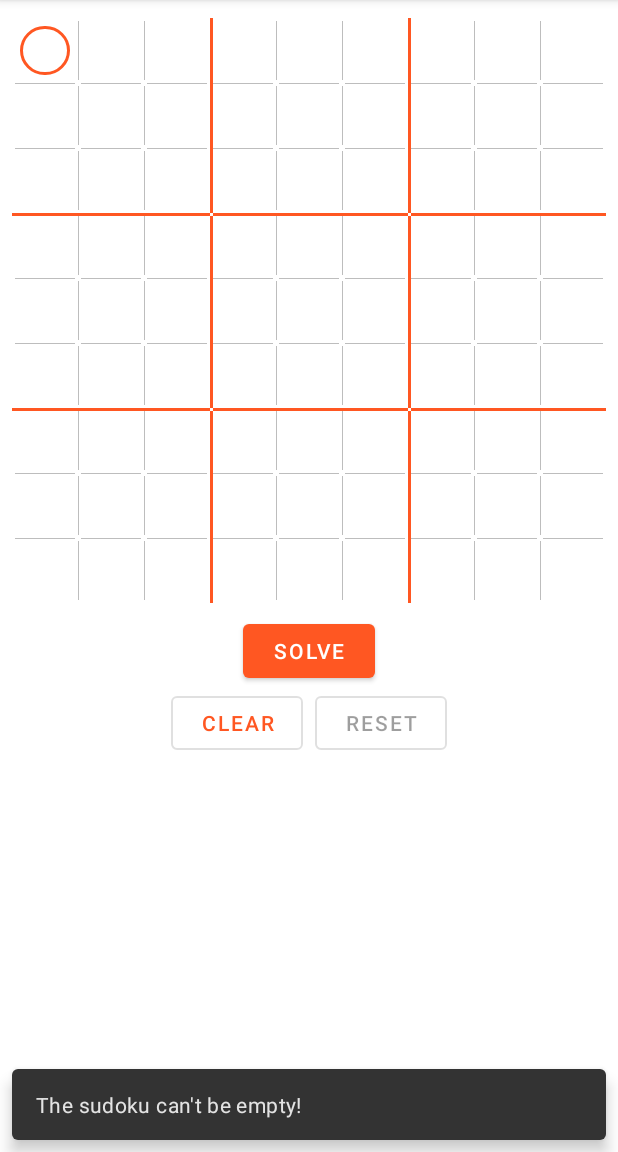
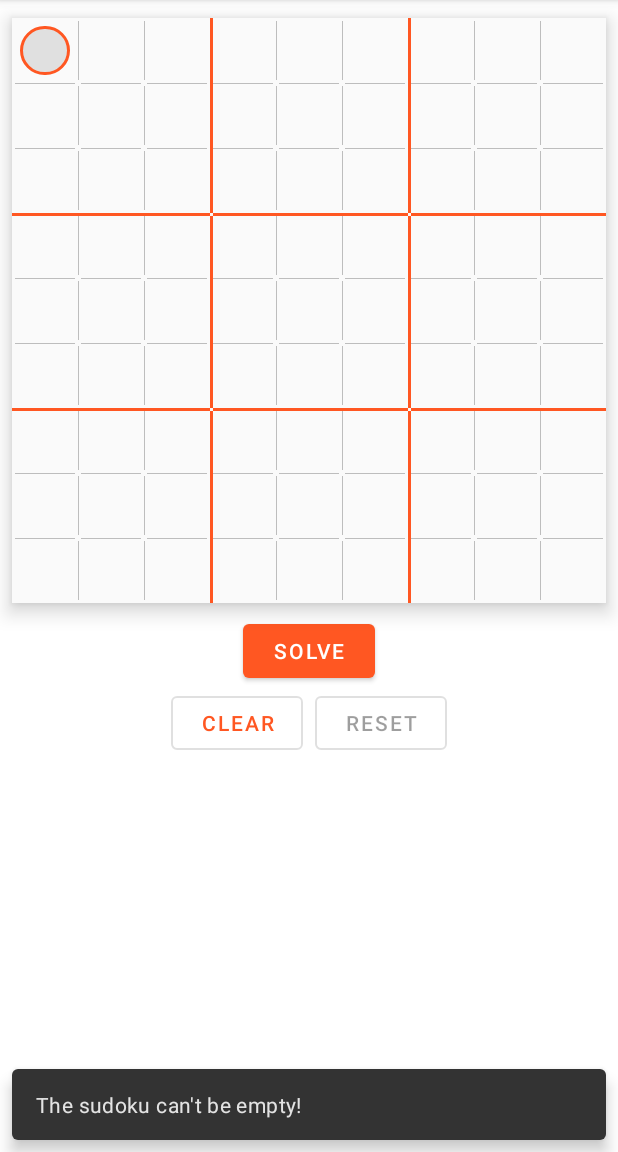
Before and after one commit to giannimanilia/sudoku-solver, an Android app: the screen it shows after launch (MainActivity), after a tap on "SOLVE", on a phone screen of 412 x 824 dp, the part 84-1236 px from its top. Run offline under Robolectric (Android 15) with nearby library versions, the phone set to English and light mode, and no system bars.

Commit message:
Fixed non deletable edittext

```diff
--- a/app/src/main/java/com/gmaniliapp/sudokusolver/fragments/SudokuFragment.java
+++ b/app/src/main/java/com/gmaniliapp/sudokusolver/fragments/SudokuFragment.java
@@ -112,6 +112,8 @@ public class SudokuFragment extends Fragment {
                 et_number.setTextAlignment(View.TEXT_ALIGNMENT_CENTER);
                 et_number.setCursorVisible(false);
                 et_number.setKeyListener(DigitsKeyListener.getInstance("123456789"));
+                et_number.setSelectAllOnFocus(true);
+                et_number.setHighlightColor(fragmentActivity.getResources().getColor(R.color.transparent));
 
                 InputFilter[] inputFilters = new InputFilter[1];
                 inputFilters[0] = new InputFilter.LengthFilter(1);
--- a/app/src/main/res/drawable/cell_number.xml
+++ b/app/src/main/res/drawable/cell_number.xml
@@ -2,7 +2,17 @@
 <selector xmlns:android="http://schemas.android.com/apk/res/android">
     <item android:state_focused="true" android:state_activated="true">
         <shape>
-            <solid android:color="#EEEEEE"/>
+            <solid android:color="@color/cell_number_color"/>
+            <stroke
+                android:width="2.3dp"
+                android:color="@color/primary_color" />
+            <corners android:radius="16dp" />
+        </shape>
+    </item>
+
+    <item android:state_focused="true" android:state_enabled="true">
+        <shape>
+            <solid android:color="@color/cell_number_color"/>
             <stroke
                 android:width="2.3dp"
                 android:color="@color/primary_color" />
@@ -22,7 +32,7 @@
 
     <item android:state_activated="true">
         <shape>
-            <solid android:color="#EEEEEE"/>
+            <solid android:color="@color/cell_number_color"/>
             <corners android:radius="16dp" />
         </shape>
     </item>
--- a/app/src/main/res/layout/fragment_sudoku.xml
+++ b/app/src/main/res/layout/fragment_sudoku.xml
@@ -16,7 +16,9 @@
             android:layout_width="match_parent"
             android:layout_height="wrap_content"
             android:layout_margin="8dp"
-            android:stretchColumns="*">
+            android:stretchColumns="*"
+            android:background="@color/white"
+            android:elevation="8dp">
         </TableLayout>
 
         <com.google.android.material.button.MaterialButton
--- a/app/src/main/res/values/colors.xml
+++ b/app/src/main/res/values/colors.xml
@@ -14,7 +14,8 @@
     <color name="secondary_text_color">#757575</color>
 
     <!-- Items -->
-    <color name="cell_background_color">@color/white</color>
+    <color name="cell_background_color">#FAFAFA</color>
     <color name="cell_border_color">@color/divider_color</color>
     <color name="cell_limit_border_color">@color/primary_color</color>
+    <color name="cell_number_color">#E0E0E0</color>
 </resources>
```
